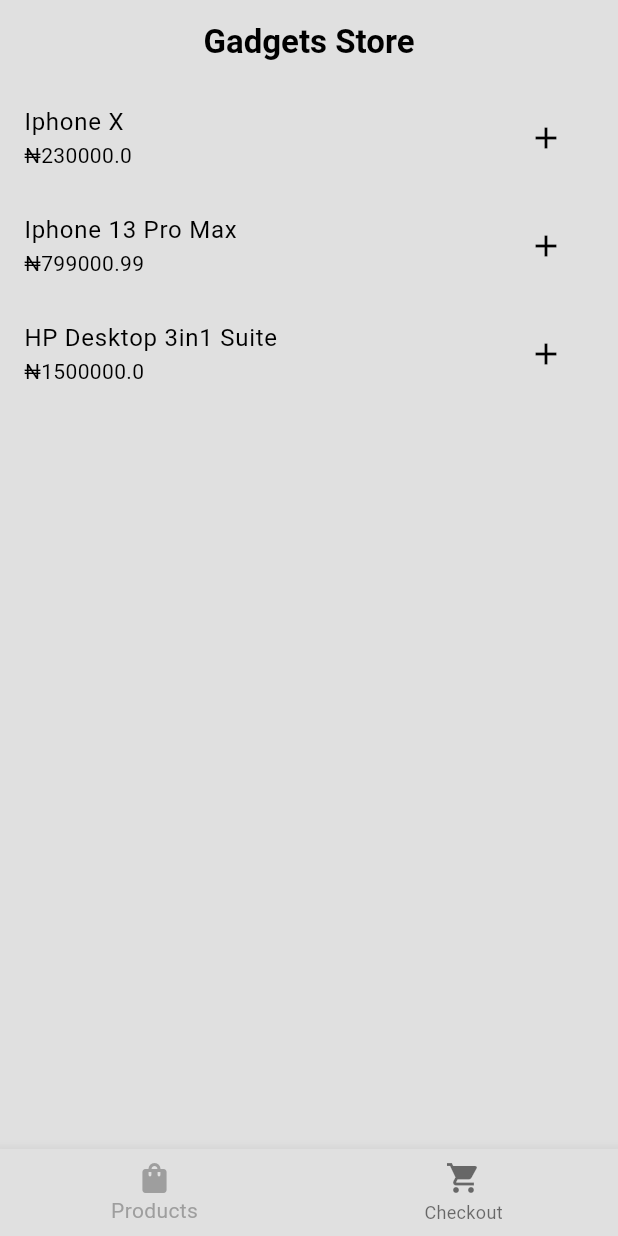
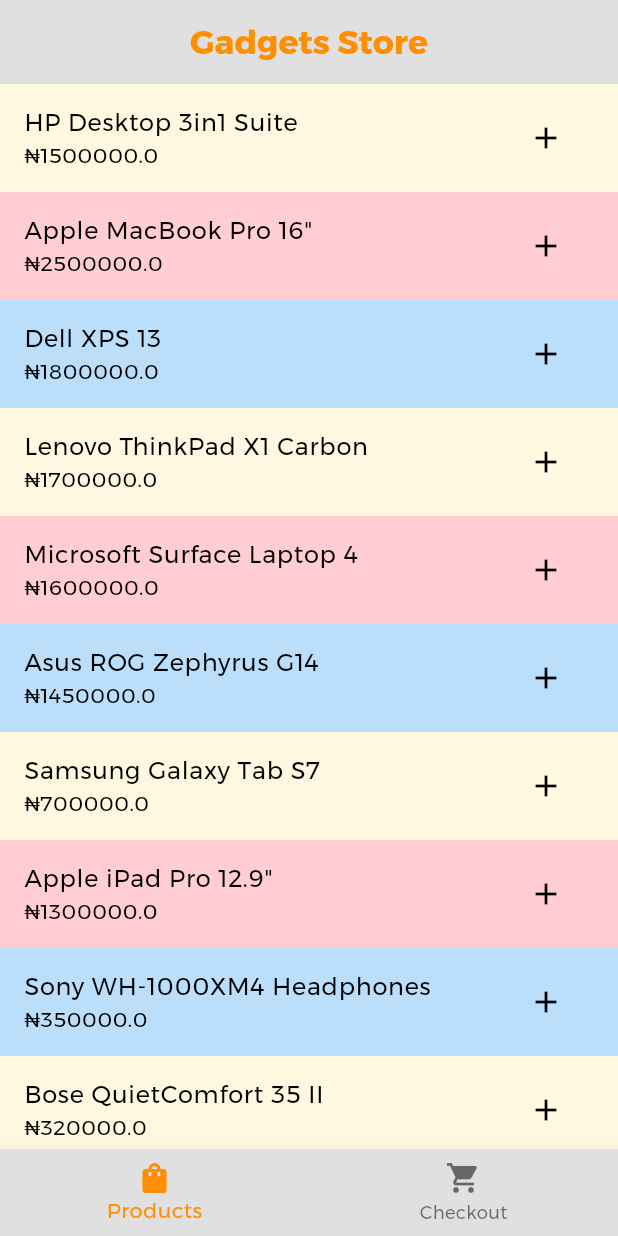
Before and after one commit to michaeluche01/Mobile-Shopping-Application-, a Flutter app: the screen it shows after launch, on a phone screen of 412 x 824 dp. Run offline on Flutter 3.47's test engine with Material 3 defaults, Android fonts, the light colour scheme and no system bars.

Commit message:
updated files

```diff
--- a/lib/main.dart
+++ b/lib/main.dart
@@ -14,7 +14,7 @@
     return MaterialApp(
       debugShowCheckedModeBanner: false,
       theme: lightmode,
-      home:  HomeScreen(),
+      home: const HomeScreen(),
     );
   }
 }
--- a/lib/screens/checkout.dart
+++ b/lib/screens/checkout.dart
@@ -6,8 +6,17 @@
   final List<Product> checkoutItems;
   final Function(Product) removeProduct;
 
-  const Checkout(
-      {super.key, required this.checkoutItems, required this.removeProduct});
+  Checkout({
+    super.key,
+    required this.checkoutItems,
+    required this.removeProduct,
+  });
+
+  final List<Color> tileColors = [
+    Colors.amber[50]!,
+    Colors.red[100]!,
+    Colors.blue[100]!
+  ];
 
   @override
   Widget build(BuildContext context) {
@@ -17,7 +26,9 @@
           child: ListView.builder(
             itemCount: checkoutItems.length,
             itemBuilder: (context, index) {
-              return ListTile(
+              return Container(
+                color: tileColors[index % tileColors.length],
+                child: ListTile(
                   title: Text(checkoutItems[index].name),
                   subtitle: Text('₦${checkoutItems[index].price}'),
                   trailing: IconButton(
@@ -25,6 +36,7 @@
                     onPressed: () {
                       removeProduct(checkoutItems[index]);
                     },
+                  ),
                 ),
               );
             },
@@ -45,6 +57,7 @@
             ),
           ),
         ),
+        const SizedBox(height: 60),
       ],
     );
   }
--- a/lib/screens/homepage.dart
+++ b/lib/screens/homepage.dart
@@ -38,10 +38,12 @@
   Widget build(BuildContext context) {
     return Scaffold(
       appBar: AppBar(
-        title: const Text(
+        title: Text(
           'Gadgets Store',
           style: TextStyle(
+            fontFamily: 'Montserrat',
             fontWeight: FontWeight.bold,
+            color: Colors.amber[800],
           ),
         ),
         centerTitle: true,
@@ -53,17 +55,45 @@
               removeProduct: removeProduct,
             ),
       bottomNavigationBar: BottomNavigationBar(
-        items: const <BottomNavigationBarItem>[
-          BottomNavigationBarItem(
+        items: <BottomNavigationBarItem>[
+          const BottomNavigationBarItem(
             icon: Icon(Icons.shopping_bag),
             label: 'Products',
           ),
           BottomNavigationBarItem(
-            icon: Icon(Icons.shopping_cart),
+            icon: Stack(
+              children: <Widget>[
+                const Icon(Icons.shopping_cart),
+                if (_checkoutItems.isNotEmpty)
+                  Positioned(
+                    right: 0,
+                    child: Container(
+                      padding: const EdgeInsets.all(1),
+                      decoration: BoxDecoration(
+                        color: Colors.black,
+                        borderRadius: BorderRadius.circular(6),
+                      ),
+                      constraints: const BoxConstraints(
+                        minWidth: 13,
+                        minHeight: 13,
+                      ),
+                      child: Text(
+                        '${_checkoutItems.length}',
+                        style: const TextStyle(
+                            color: Colors.white,
+                            fontSize: 8,
+                            fontWeight: FontWeight.bold),
+                        textAlign: TextAlign.center,
+                      ),
+                    ),
+                  ),
+              ],
+            ),
             label: 'Checkout',
           ),
         ],
         currentIndex: _selectedIndex,
+        selectedItemColor: Colors.amber[800],
         onTap: _onItemTapped,
       ),
     );
--- a/lib/screens/order_successful.dart
+++ b/lib/screens/order_successful.dart
@@ -7,12 +7,19 @@
   Widget build(BuildContext context) {
     return Scaffold(
       appBar: AppBar(
-        title: const Text('Order Successful'),
+        title: const Text('Order Confirmation'),
+        centerTitle: true,
       ),
       body: const Center(
-        child: Text(
-          'Your order has been placed successfully!',
-          style: TextStyle(fontSize: 24),
+        child: Column(
+          mainAxisAlignment: MainAxisAlignment.center,
+          children: [
+            Text(
+              ' 🥳 Your order has been placed Successfully!',
+              style: TextStyle(fontSize: 24, fontWeight: FontWeight.bold),
+              textAlign: TextAlign.center,
+            ),
+          ],
         ),
       ),
     );
--- a/lib/screens/product_screen.dart
+++ b/lib/screens/product_screen.dart
@@ -3,21 +3,50 @@
 
 class ProductList extends StatelessWidget {
   final List<Product> products = [
-    Product(name: 'Iphone X', price: 230000.00),
-    Product(name: 'Iphone 13 Pro Max', price: 799000.99),
     Product(name: 'HP Desktop 3in1 Suite', price: 1500000.00),
+    Product(name: 'Apple MacBook Pro 16"', price: 2500000.00),
+    Product(name: 'Dell XPS 13', price: 1800000.00),
+    Product(name: 'Lenovo ThinkPad X1 Carbon', price: 1700000.00),
+    Product(name: 'Microsoft Surface Laptop 4', price: 1600000.00),
+    Product(name: 'Asus ROG Zephyrus G14', price: 1450000.00),
+    Product(name: 'Samsung Galaxy Tab S7', price: 700000.00),
+    Product(name: 'Apple iPad Pro 12.9"', price: 1300000.00),
+    Product(name: 'Sony WH-1000XM4 Headphones', price: 350000.00),
+    Product(name: 'Bose QuietComfort 35 II', price: 320000.00),
+    Product(name: 'JBL Charge 4 Bluetooth Speaker', price: 150000.00),
+    Product(name: 'Amazon Echo Dot (4th Gen)', price: 50000.00),
+    Product(name: 'Google Nest Hub Max', price: 90000.00),
+    Product(name: 'Apple Watch Series 6', price: 400000.00),
+    Product(name: 'Samsung Galaxy Watch 3', price: 350000.00),
+    Product(name: 'Fitbit Charge 4', price: 150000.00),
+    Product(name: 'Garmin Forerunner 945', price: 450000.00),
+    Product(name: 'Nikon D850 DSLR Camera', price: 3000000.00),
+    Product(name: 'Canon EOS R5 Mirrorless Camera', price: 3200000.00),
+    Product(name: 'GoPro HERO9 Black', price: 400000.00),
+    Product(name: 'DJI Mavic Air 2 Drone', price: 800000.00),
+    Product(name: 'Sony PlayStation 5', price: 450000.00),
+    Product(name: 'Xbox Series X', price: 480000.00),
+    Product(name: 'Nintendo Switch', price: 250000.00),
+    Product(name: 'Logitech MX Master 3 Mouse', price: 80000.00),
   ];
 
   final Function(Product) addProduct;
 
   ProductList({super.key, required this.addProduct});
+  final List<Color> tileColors = [
+    Colors.amber[50]!,
+    Colors.red[100]!,
+    Colors.blue[100]!
+  ];
 
   @override
   Widget build(BuildContext context) {
     return ListView.builder(
       itemCount: products.length,
       itemBuilder: (context, index) {
-        return ListTile(
+        return Container(
+          color: tileColors[index % tileColors.length],
+          child: ListTile(
             title: Text(products[index].name),
             subtitle: Text('₦${products[index].price}'),
             trailing: IconButton(
@@ -26,6 +55,7 @@
                 addProduct(products[index]);
               },
             ),
+          ),
         );
       },
     );
--- a/lib/themes/lightmode.dart
+++ b/lib/themes/lightmode.dart
@@ -8,4 +8,20 @@
     tertiary: Colors.white,
     inversePrimary: Colors.grey.shade900,
   ),
+  fontFamily: 'Montserrat',
+  textTheme: const TextTheme(
+    bodyLarge: TextStyle(fontFamily: 'Montserrat'),
+    bodyMedium: TextStyle(fontFamily: 'Montserrat'),
+    displayLarge: TextStyle(fontFamily: 'Montserrat'),
+    displayMedium: TextStyle(fontFamily: 'Montserrat'),
+    displaySmall: TextStyle(fontFamily: 'Montserrat'),
+    headlineMedium: TextStyle(fontFamily: 'Montserrat'),
+    headlineSmall: TextStyle(fontFamily: 'Montserrat'),
+    titleLarge: TextStyle(fontFamily: 'Montserrat'),
+    titleMedium: TextStyle(fontFamily: 'Montserrat'),
+    titleSmall: TextStyle(fontFamily: 'Montserrat'),
+    bodySmall: TextStyle(fontFamily: 'Montserrat'),
+    labelLarge: TextStyle(fontFamily: 'Montserrat'),
+    labelSmall: TextStyle(fontFamily: 'Montserrat'),
+  ),
 );
```
Also changed, not shown: pubspec.yaml (+17 -12 lines), fonts/Montserrat-Bold.ttf (added), fonts/Montserrat-ExtraBold.ttf (added), fonts/Montserrat-Italic.ttf (added), fonts/Montserrat-Medium.ttf (added), fonts/Montserrat-Regular.ttf (added), fonts/Montserrat-SemiBold.ttf (added), fonts/Montserrat-Thin.ttf (added). Lines whose indentation alone changed are shown as unchanged.
